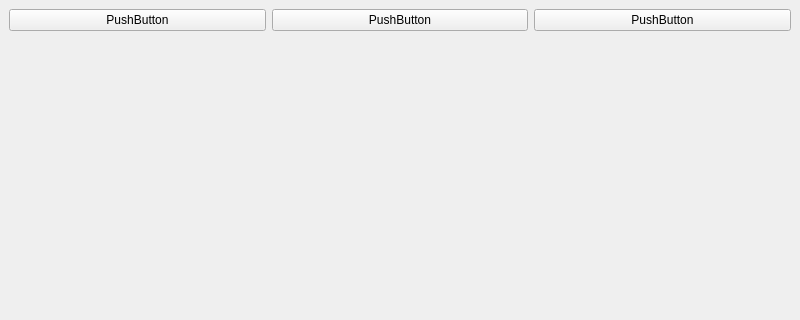
This is consulta.ui in Ladis72/Consulta as Qt 5 draws it before an edit; both pictures show x 0 to 800 and y 0 to 320 of the 800 by 600 pixel window. The edited form follows.
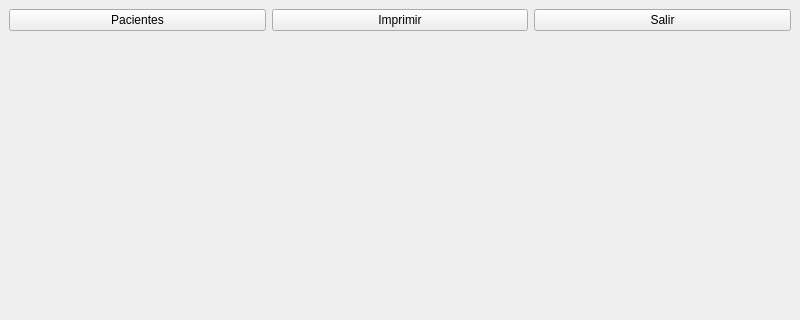
This is the edited form. Icons and pictures are not drawn.

Diff of the .ui file:
```diff
--- a/consulta.ui
+++ b/consulta.ui
@@ -18,7 +18,7 @@
     <item row="0" column="0">
      <widget class="QPushButton" name="pushButton">
       <property name="text">
-       <string>PushButton</string>
+       <string>Pacientes</string>
       </property>
       <property name="icon">
        <iconset resource="iconos.qrc">
@@ -35,14 +35,34 @@
     <item row="0" column="1">
      <widget class="QPushButton" name="pushButton_2">
       <property name="text">
-       <string>PushButton</string>
+       <string>Imprimir</string>
+      </property>
+      <property name="icon">
+       <iconset resource="iconos.qrc">
+        <normaloff>:/new/ico/iconos/Printer_Picture.png</normaloff>:/new/ico/iconos/Printer_Picture.png</iconset>
+      </property>
+      <property name="iconSize">
+       <size>
+        <width>40</width>
+        <height>40</height>
+       </size>
       </property>
      </widget>
     </item>
     <item row="0" column="2">
      <widget class="QPushButton" name="pushButton_3">
       <property name="text">
-       <string>PushButton</string>
+       <string>Salir</string>
+      </property>
+      <property name="icon">
+       <iconset resource="iconos.qrc">
+        <normaloff>:/new/ico/iconos/close.png</normaloff>:/new/ico/iconos/close.png</iconset>
+      </property>
+      <property name="iconSize">
+       <size>
+        <width>40</width>
+        <height>40</height>
+       </size>
       </property>
      </widget>
     </item>
```
Left out of the diff: 19 changed lines with no effect on the pictures.
